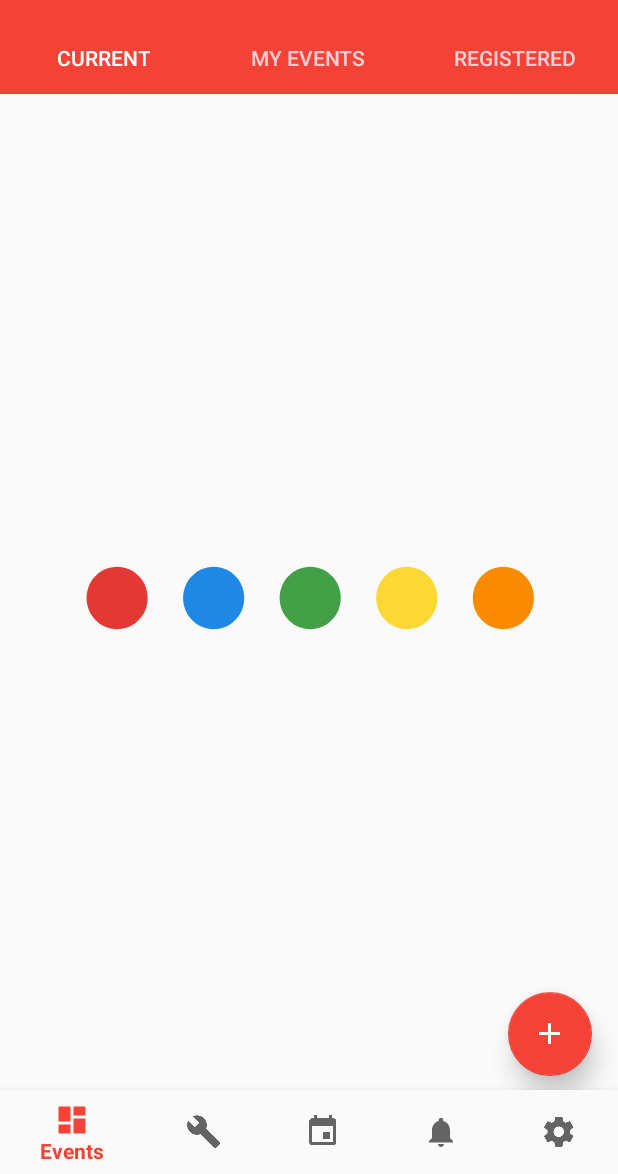
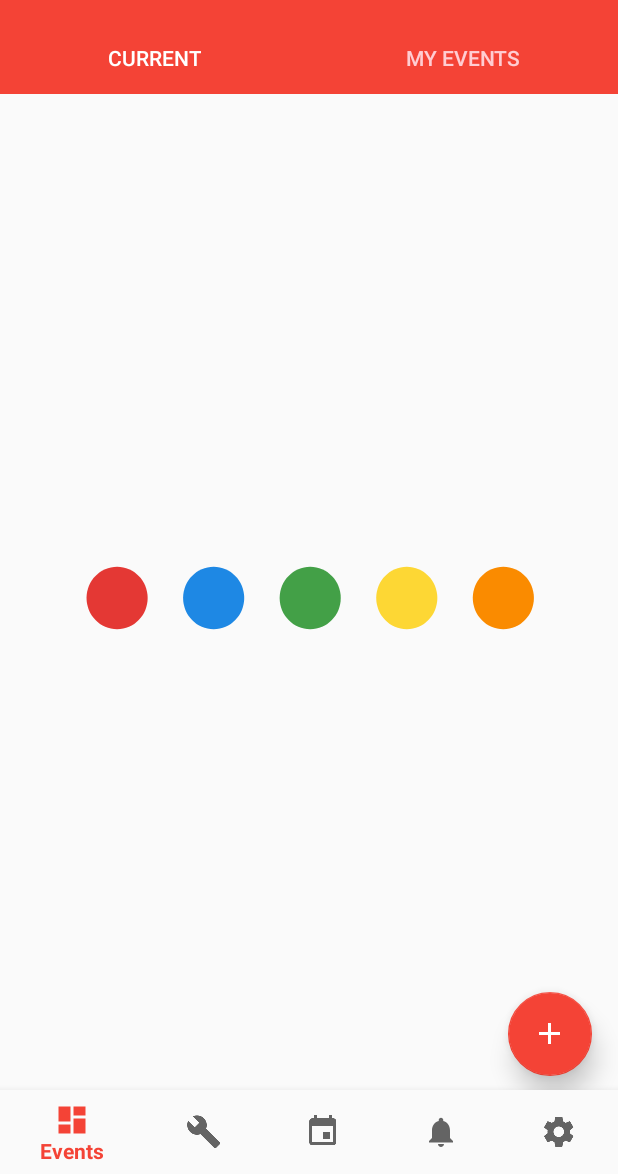
Before and after one commit to KirikCoders/BITCSE, an Android app: the screen it shows after launch once a user with an empty profile is signed in (MainActivity), on a phone screen of 412 x 824 dp, the part 62-1236 px from its top. Run offline under Robolectric (Android 15) with nearby library versions, the light colour scheme and no system bars; our stand-ins replace Firebase (no records; nobody signed in at launch, a user with empty details on screens opened directly); pictures from the network do not load; 3 statements that could not run were skipped.

Commit message:
Events Completed!!

```diff
--- a/app/src/main/java/io/kirikcoders/bitcse/EventFragment.java
+++ b/app/src/main/java/io/kirikcoders/bitcse/EventFragment.java
@@ -31,6 +31,7 @@ public class EventFragment extends Fragment {
     private EventAdapter adapter;
     private MyEventsAdapter ad;
 
+
     @Nullable
     @Override
     public View onCreateView(LayoutInflater inflater, @Nullable ViewGroup container, @Nullable Bundle savedInstanceState) {
@@ -52,6 +53,7 @@ public class EventFragment extends Fragment {
                     ad.notifyDataSetChanged();
 
                 }
+
             }
 
             @Override
@@ -93,4 +95,7 @@ public class EventFragment extends Fragment {
 
 
     }
+
+
+
 }
--- a/app/src/main/java/io/kirikcoders/bitcse/MainActivity.java
+++ b/app/src/main/java/io/kirikcoders/bitcse/MainActivity.java
@@ -27,6 +27,7 @@ import androidx.appcompat.app.AppCompatActivity;
 import androidx.core.app.ActivityCompat;
 import androidx.core.content.ContextCompat;
 import androidx.viewpager.widget.ViewPager;
+import io.kirikcoders.bitcse.database.DataBaseHelper;
 import io.kirikcoders.bitcse.tools.Attendence;
 import io.kirikcoders.bitcse.tools.FacultyDetails;
 import io.kirikcoders.bitcse.tools.FindRoomActivity;
@@ -48,10 +49,13 @@ public class MainActivity extends AppCompatActivity {
     private BottomNavigationView navigation;
     private MenuItem prevMenuItem;
     private DatabaseReference referenceEvents = FirebaseDatabase.getInstance().getReference("events");
+    private DatabaseReference referenceRegistered=FirebaseDatabase.getInstance().getReference("events_registered");
     private ArrayList<URL> imageUrl = new ArrayList<>(20);
     private ArrayList<String> eventName = new ArrayList<>(20);
     private EventAdapter mAdapter;
     private MyEventsAdapter ad;
+
+    private DataBaseHelper dataBaseHelper;
     private ViewPager.OnPageChangeListener changeListener = new ViewPager.OnPageChangeListener() {
         @Override
         public void onPageScrolled(int position, float positionOffset, int positionOffsetPixels) {
@@ -170,8 +174,7 @@ public class MainActivity extends AppCompatActivity {
         });
     }
 
-    public void getUserRegisteredEventsFromDb(View view) {
-    }
+
 
     @Override
     protected void onResume() {
--- a/app/src/main/java/io/kirikcoders/bitcse/database/DataBaseHelper.java
+++ b/app/src/main/java/io/kirikcoders/bitcse/database/DataBaseHelper.java
@@ -83,13 +83,13 @@ public class DataBaseHelper extends SQLiteOpenHelper {
                 "event_date VARCHAR(30)," +
                 "event_contact VARCHAR(30)," +
                 "CONSTRAINT RG_PK PRIMARY KEY(event_name,event_image,event_contact))");
-        database.execSQL("INSERT INTO registered_events VALUES(" +
-                eventName+","+imageUrl+","+eventTime+","+eventDate+","+eventContact+")");
+        database.execSQL("INSERT INTO registered_events VALUES('" +
+                eventName+"','"+imageUrl+"','"+eventTime+"','"+eventDate+"','"+eventContact+"')");
 
     }
     /**
      * delete multiple events at the end of the day whose date has expired using
-     * a service or sheduler
+     * a service or scheduler
      * */
     public void deleteRegisteredEvents(String[] eventNames){
         database.delete("registered_events","event_name=?",eventNames);
--- a/app/src/main/java/io/kirikcoders/bitcse/events/CreateEventActivity.java
+++ b/app/src/main/java/io/kirikcoders/bitcse/events/CreateEventActivity.java
@@ -110,6 +110,7 @@ public class CreateEventActivity extends AppCompatActivity {
             progressBar.setVisibility(View.GONE);
             checked.setVisibility(View.VISIBLE);
             checked.playAnimation();
+
             checked.addAnimatorListener(new Animator.AnimatorListener() {
                 @Override
                 public void onAnimationStart(Animator animation) {
--- a/app/src/main/java/io/kirikcoders/bitcse/events/MyEventsActivity.java
+++ b/app/src/main/java/io/kirikcoders/bitcse/events/MyEventsActivity.java
@@ -34,6 +34,7 @@ public class MyEventsActivity extends AppCompatActivity {
         setContentView(R.layout.activity_my_events);
         showEventName = findViewById(R.id.showEventName);
         eventName = getIntent().getStringExtra("event");
+        setTitle(eventName);
         showEventName.setText("Users registered for "+eventName);
 
         events_list=(ListView) findViewById(R.id.my_events_list);
--- a/app/src/main/res/layout/fragment_event.xml
+++ b/app/src/main/res/layout/fragment_event.xml
@@ -29,12 +29,6 @@
             android:text="My Events"
             android:id="@+id/tabItemMyEvents"
             android:onClick="getUserEventsFromFirebase"/>
-        <com.google.android.material.tabs.TabItem
-            android:layout_width="wrap_content"
-            android:layout_height="wrap_content"
-            android:text="Registered"
-            android:id="@+id/tabItemRegistered"
-            android:onClick="getUserRegisteredEventsFromDb"/>
     </com.google.android.material.tabs.TabLayout>
     <TextView
         android:layout_width="match_parent"
```
Also changed, not shown: app/src/main/java/io/kirikcoders/bitcse/events/ViewEventActivity.java (+40 -2 lines).
